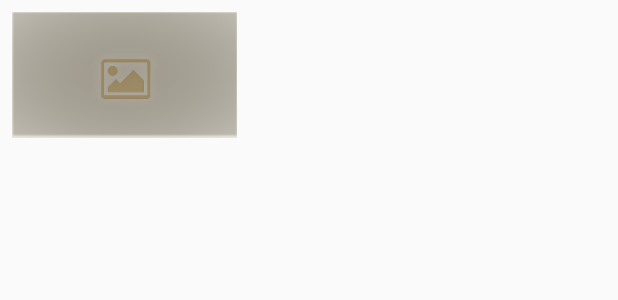
After one commit to kundank191/udacity-project-popularMovies, an Android app: the layout list_trailer_row_item.xml on its own in the app's theme, with its tools: preview values and no code run, on a phone screen of 412 x 824 dp. The commit adds this screen. Shown: the top 300 px of the screen. Run offline under Robolectric (Android 15) with nearby library versions, the phone set to English and light mode, and no system bars.

Commit message:
feat : add trailer section

```diff
--- /dev/null
+++ b/app/src/main/res/layout/list_trailer_row_item.xml
@@ -0,0 +1,23 @@
+<?xml version="1.0" encoding="utf-8"?>
+<android.support.constraint.ConstraintLayout
+    android:id="@+id/trailer_row_item"
+    xmlns:android="http://schemas.android.com/apk/res/android"
+    xmlns:app="http://schemas.android.com/apk/res-auto"
+    xmlns:tools="http://schemas.android.com/tools"
+    android:layout_width="wrap_content"
+    android:layout_height="wrap_content">
+
+    <ImageView
+        android:id="@+id/trailerPoster_iv"
+        android:layout_width="150dp"
+        android:layout_height="100dp"
+        android:layout_marginBottom="8dp"
+        android:layout_marginStart="8dp"
+        android:layout_marginTop="0dp"
+        android:src="@drawable/image_place_holder_back_drop"
+        app:layout_constraintBottom_toBottomOf="parent"
+        app:layout_constraintStart_toStartOf="parent"
+        app:layout_constraintTop_toTopOf="parent"
+        android:contentDescription="@string/trailers"/>
+
+</android.support.constraint.ConstraintLayout>
```
Also changed, not shown: app/src/main/java/com/example/android/popularmovies/ui/detail/DetailsActivity.java (+14 -4 lines), app/src/main/java/com/example/android/popularmovies/ui/detail/TrailerAdapter.java (added, +77 -0 lines).
